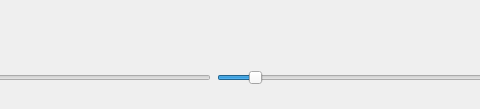
Qt form ControlInputs/Position.ui (FlamingMoe85/LightInSyncQt) before a commit; both pictures show x 427 to 907 and y 0 to 109 of the 1282 by 109 pixel window.
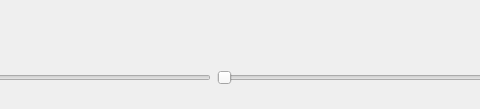
The same form after that commit.

Commit message: Added concept of alternate Servers

Patch:
```diff
--- a/ControlInputs/Position.ui
+++ b/ControlInputs/Position.ui
@@ -90,7 +90,7 @@
         <number>20</number>
        </property>
        <property name="value">
-        <number>1</number>
+        <number>0</number>
        </property>
        <property name="orientation">
         <enum>Qt::Horizontal</enum>
```
The commit also changes 2 other files.
